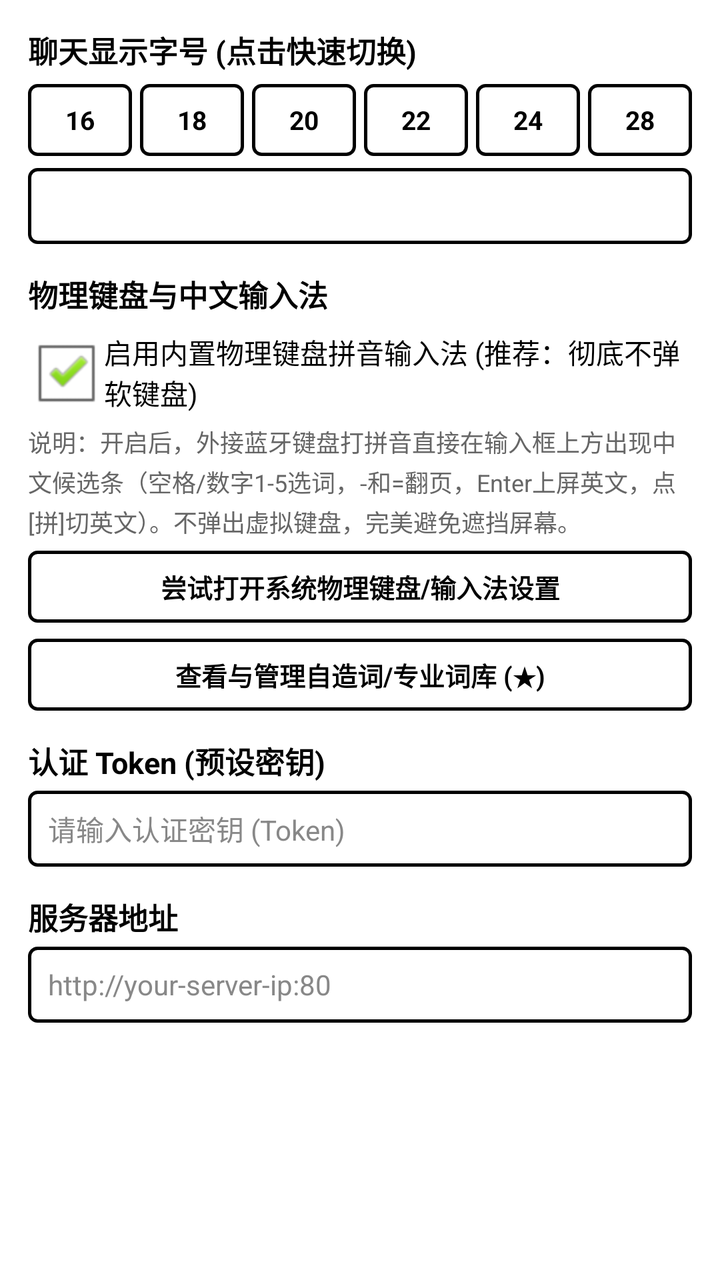
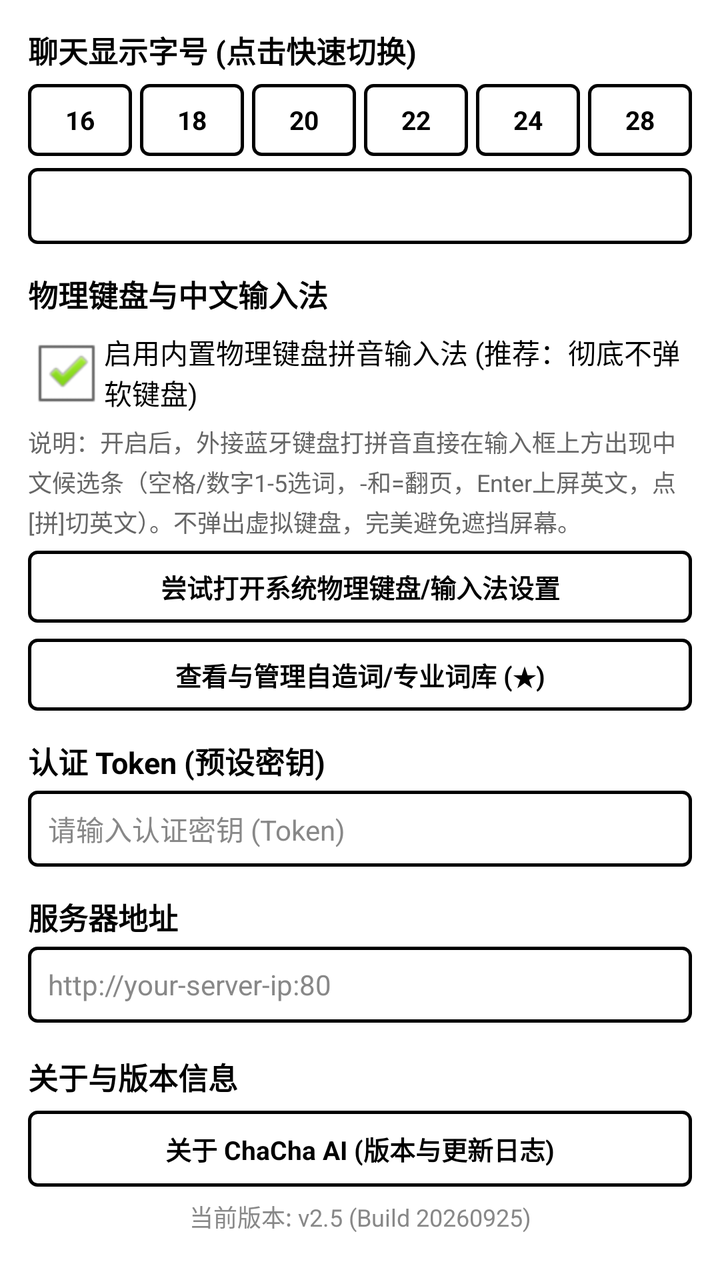

Two renders of the same Android screen: before a commit and after it. Below are the layout's source before the change and the commit's diff.
<!-- AndroidManifest.xml: application theme android:Theme.Light.NoTitleBar -->
<!-- res/layout/dialog_settings.xml -->
<?xml version="1.0" encoding="utf-8"?>
<ScrollView xmlns:android="http://schemas.android.com/apk/res/android"
    android:layout_width="fill_parent"
    android:layout_height="wrap_content"
    android:fillViewport="true"
    android:background="#FFFFFF">

    <LinearLayout
        android:layout_width="fill_parent"
        android:layout_height="wrap_content"
        android:orientation="vertical"
        android:padding="14dp">

        
        <TextView
            android:layout_width="fill_parent"
            android:layout_height="wrap_content"
            android:text="聊天显示字号 (点击快速切换)"
            android:textStyle="bold"
            android:textColor="#000000"
            android:textSize="15sp" />

        <LinearLayout
            android:layout_width="fill_parent"
            android:layout_height="wrap_content"
            android:orientation="horizontal"
            android:layout_marginTop="6dp">

            <Button
                android:id="@+id/btn_font_16"
                android:layout_width="0dp"
                android:layout_height="36dp"
                android:layout_weight="1"
                android:text="16"
                android:textSize="13sp"
                android:textStyle="bold"
                android:textColor="@color/btn_eink_text"
                android:background="@drawable/btn_eink" />

            <Button
                android:id="@+id/btn_font_18"
                android:layout_width="0dp"
                android:layout_height="36dp"
                android:layout_weight="1"
                android:layout_marginLeft="4dp"
                android:text="18"
                android:textSize="13sp"
                android:textStyle="bold"
                android:textColor="@color/btn_eink_text"
                android:background="@drawable/btn_eink" />

            <Button
                android:id="@+id/btn_font_20"
                android:layout_width="0dp"
                android:layout_height="36dp"
                android:layout_weight="1"
                android:layout_marginLeft="4dp"
                android:text="20"
                android:textSize="13sp"
                android:textStyle="bold"
                android:textColor="@color/btn_eink_text"
                android:background="@drawable/btn_eink" />

            <Button
                android:id="@+id/btn_font_22"
                android:layout_width="0dp"
                android:layout_height="36dp"
                android:layout_weight="1"
                android:layout_marginLeft="4dp"
                android:text="22"
                android:textSize="13sp"
                android:textStyle="bold"
                android:textColor="@color/btn_eink_text"
                android:background="@drawable/btn_eink" />

            <Button
                android:id="@+id/btn_font_24"
                android:layout_width="0dp"
                android:layout_height="36dp"
                android:layout_weight="1"
                android:layout_marginLeft="4dp"
                android:text="24"
                android:textSize="13sp"
                android:textStyle="bold"
                android:textColor="@color/btn_eink_text"
                android:background="@drawable/btn_eink" />

            <Button
                android:id="@+id/btn_font_28"
                android:layout_width="0dp"
                android:layout_height="36dp"
                android:layout_weight="1"
                android:layout_marginLeft="4dp"
                android:text="28"
                android:textSize="13sp"
                android:textStyle="bold"
                android:textColor="@color/btn_eink_text"
                android:background="@drawable/btn_eink" />
        </LinearLayout>

        <EditText
            android:id="@+id/et_font_size"
            android:layout_width="fill_parent"
            android:layout_height="38dp"
            android:layout_marginTop="6dp"
            android:textSize="15sp"
            android:textColor="#000000"
            android:background="@drawable/edittext_eink"
            android:paddingLeft="10dp"
            android:inputType="number"
            android:singleLine="true" />

        
        <TextView
            android:layout_width="fill_parent"
            android:layout_height="wrap_content"
            android:layout_marginTop="14dp"
            android:text="物理键盘与中文输入法"
            android:textStyle="bold"
            android:textColor="#000000"
            android:textSize="15sp" />

        <CheckBox
            android:id="@+id/cb_builtin_ime"
            android:layout_width="fill_parent"
            android:layout_height="wrap_content"
            android:layout_marginTop="4dp"
            android:text="启用内置物理键盘拼音输入法 (推荐：彻底不弹软键盘)"
            android:textSize="14sp"
            android:textColor="#000000"
            android:checked="true" />

        <TextView
            android:layout_width="fill_parent"
            android:layout_height="wrap_content"
            android:layout_marginTop="2dp"
            android:text="说明：开启后，外接蓝牙键盘打拼音直接在输入框上方出现中文候选条（空格/数字1-5选词，-和=翻页，Enter上屏英文，点[拼]切英文）。不弹出虚拟键盘，完美避免遮挡屏幕。"
            android:textSize="12sp"
            android:textColor="#666666"
            android:lineSpacingMultiplier="1.15" />

        <Button
            android:id="@+id/btn_open_sys_settings"
            android:layout_width="fill_parent"
            android:layout_height="36dp"
            android:layout_marginTop="6dp"
            android:text="尝试打开系统物理键盘/输入法设置"
            android:textSize="13sp"
            android:textStyle="bold"
            android:textColor="@color/btn_eink_text"
            android:background="@drawable/btn_eink" />

        <Button
            android:id="@+id/btn_manage_user_phrases"
            android:layout_width="fill_parent"
            android:layout_height="36dp"
            android:layout_marginTop="8dp"
            android:text="查看与管理自造词/专业词库 (★)"
            android:textSize="13sp"
            android:textStyle="bold"
            android:textColor="@color/btn_eink_text"
            android:background="@drawable/btn_eink" />

        
        <TextView
            android:layout_width="fill_parent"
            android:layout_height="wrap_content"
            android:layout_marginTop="14dp"
            android:text="认证 Token (预设密钥)"
            android:textStyle="bold"
            android:textColor="#000000"
            android:textSize="15sp" />

        <EditText
            android:id="@+id/et_token"
            android:layout_width="fill_parent"
            android:layout_height="38dp"
            android:layout_marginTop="4dp"
            android:textSize="14sp"
            android:textColor="#000000"
            android:textColorHint="#888888"
            android:background="@drawable/edittext_eink"
            android:paddingLeft="10dp"
            android:hint="请输入认证密钥 (Token)"
            android:singleLine="true" />

        
        <TextView
            android:layout_width="fill_parent"
            android:layout_height="wrap_content"
            android:layout_marginTop="14dp"
            android:text="服务器地址"
            android:textStyle="bold"
            android:textColor="#000000"
            android:textSize="15sp" />

        <EditText
            android:id="@+id/et_server_url"
            android:layout_width="fill_parent"
            android:layout_height="38dp"
            android:layout_marginTop="4dp"
            android:textSize="14sp"
            android:textColor="#000000"
            android:textColorHint="#888888"
            android:background="@drawable/edittext_eink"
            android:paddingLeft="10dp"
            android:hint="http://your-server-ip:80"
            android:singleLine="true" />

    </LinearLayout>
</ScrollView>
<!-- resources referenced by this layout -->
<resources>
  <!-- drawable btn_eink (drawable) -->
  <?xml version="1.0" encoding="utf-8"?>
  <selector xmlns:android="http://schemas.android.com/apk/res/android">
      <item android:state_pressed="true">
          <shape android:shape="rectangle">
              <solid android:color="#000000" />
              <stroke android:width="1.5dp" android:color="#000000" />
              <corners android:radius="4dp" />
              <padding android:left="8dp" android:top="4dp" android:right="8dp" android:bottom="4dp" />
          </shape>
      </item>
      <item android:state_focused="true">
          <shape android:shape="rectangle">
              <solid android:color="#EAEAEA" />
              <stroke android:width="2dp" android:color="#000000" />
              <corners android:radius="4dp" />
              <padding android:left="8dp" android:top="4dp" android:right="8dp" android:bottom="4dp" />
          </shape>
      </item>
      <item>
          <shape android:shape="rectangle">
              <solid android:color="#FFFFFF" />
              <stroke android:width="1.5dp" android:color="#000000" />
              <corners android:radius="4dp" />
              <padding android:left="8dp" android:top="4dp" android:right="8dp" android:bottom="4dp" />
          </shape>
      </item>
  </selector>
  <!-- drawable edittext_eink (drawable) -->
  <?xml version="1.0" encoding="utf-8"?>
  <selector xmlns:android="http://schemas.android.com/apk/res/android">
      <item android:state_focused="true">
          <shape android:shape="rectangle">
              <solid android:color="#FFFFFF" />
              <stroke android:width="2dp" android:color="#000000" />
              <corners android:radius="4dp" />
              <padding android:left="8dp" android:top="4dp" android:right="8dp" android:bottom="4dp" />
          </shape>
      </item>
      <item>
          <shape android:shape="rectangle">
              <solid android:color="#FFFFFF" />
              <stroke android:width="1.5dp" android:color="#000000" />
              <corners android:radius="4dp" />
              <padding android:left="8dp" android:top="4dp" android:right="8dp" android:bottom="4dp" />
          </shape>
      </item>
  </selector>
</resources>

<!-- the commit's change to res/layout/dialog_settings.xml (unified diff, before → after) -->
@@ -207,5 +207,37 @@
             android:hint="http://your-server-ip:80"
             android:singleLine="true" />
 
+        
+        <TextView
+            android:layout_width="fill_parent"
+            android:layout_height="wrap_content"
+            android:layout_marginTop="16dp"
+            android:text="关于与版本信息"
+            android:textStyle="bold"
+            android:textColor="#000000"
+            android:textSize="15sp" />
+
+        <Button
+            android:id="@+id/btn_about"
+            android:layout_width="fill_parent"
+            android:layout_height="38dp"
+            android:layout_marginTop="6dp"
+            android:text="关于 ChaCha AI (版本与更新日志)"
+            android:textSize="13sp"
+            android:textStyle="bold"
+            android:textColor="@color/btn_eink_text"
+            android:background="@drawable/btn_eink" />
+
+        <TextView
+            android:id="@+id/tv_settings_version_info"
+            android:layout_width="fill_parent"
+            android:layout_height="wrap_content"
+            android:layout_marginTop="6dp"
+            android:layout_marginBottom="4dp"
+            android:text="当前版本: v2.5 (Build 20260925)"
+            android:textSize="12sp"
+            android:textColor="#888888"
+            android:gravity="center_horizontal" />
+
     </LinearLayout>
 </ScrollView>
